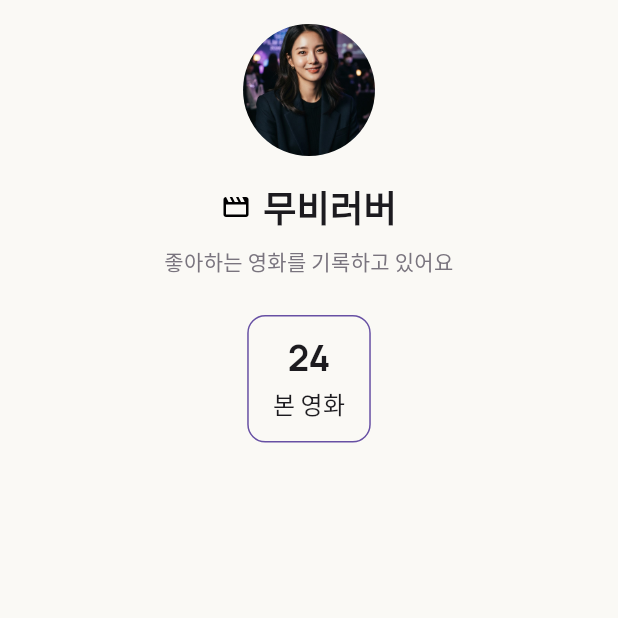
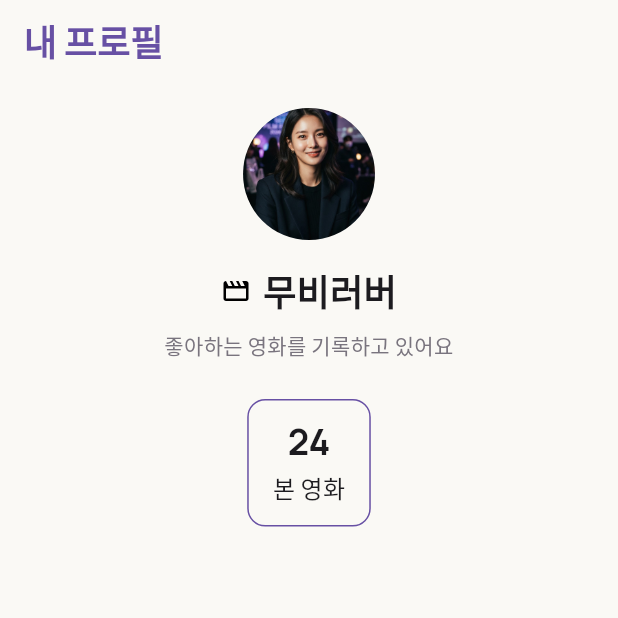
Before and after one commit to SSUMC-11th-organization/PE_Mobile_B, a Flutter app: the screen it shows after launch, on a phone screen of 412 x 824 dp, the top half of it. Run offline on Flutter 3.47's test engine with Material 3 defaults, Android fonts, the light colour scheme and no system bars; our stand-ins replace flutter_svg.

Commit message:
[week1/mission] CommonAppBar 추가

```diff
--- a/jay/lib/screens/profile_screen.dart
+++ b/jay/lib/screens/profile_screen.dart
@@ -1,4 +1,5 @@
 import 'package:flutter/material.dart';
+import 'package:jay/widgets/common_app_bar.dart';
 import 'package:jay/widgets/stat_item.dart';
 
 import '../widgets/profile_header.dart';
@@ -9,6 +10,7 @@ class ProfileScreen extends StatelessWidget {
   Widget build(BuildContext context) {
     // TODO: implement build
     return const Scaffold(
+      appBar: CommonAppBar(title: '내 프로필'),
       body: SafeArea(
         child: Padding(
           padding: EdgeInsets.all(16),
--- a/jay/lib/theme/app_colors.dart
+++ b/jay/lib/theme/app_colors.dart
@@ -8,4 +8,5 @@ abstract final class AppColors {
 
   static const black = Color(0xFF1C1B1F);
   static const gray = Color(0xFF79747E);
+  static const violetLight = Color(0xFFE8DEF9);
 }
--- /dev/null
+++ b/jay/lib/widgets/common_app_bar.dart
@@ -0,0 +1,41 @@
+import '../theme/app_colors.dart';
+import '../theme/app_text_styles.dart';
+
+import 'package:flutter/material.dart';
+
+class CommonAppBar extends StatelessWidget implements PreferredSizeWidget {
+  const CommonAppBar({
+    super.key,
+    required this.title,
+    this.onBack,
+    this.actions,
+    this.centerTitle = false,
+    this.titleStyle,
+  });
+
+  final String title;
+  final VoidCallback? onBack;
+  final List<Widget>? actions;
+  final bool centerTitle;
+  final TextStyle? titleStyle;
+
+  @override
+  Widget build(BuildContext context) {
+    return AppBar(
+      title: Text(
+        title,
+        style:
+            titleStyle ??
+            AppTextStyles.titleLarge.copyWith(color: AppColors.violet),
+      ),
+      centerTitle: centerTitle,
+      leading: onBack == null
+          ? null
+          : IconButton(icon: const Icon(Icons.arrow_back), onPressed: onBack),
+      actions: actions,
+    );
+  }
+
+  @override
+  Size get preferredSize => const Size.fromHeight(kToolbarHeight);
+}
```
